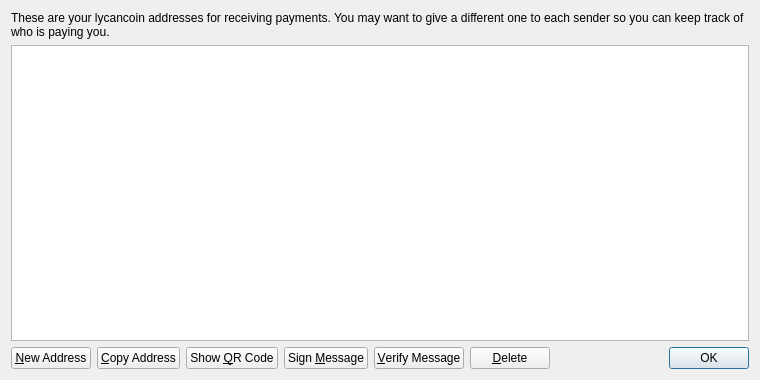
lycancoin/lycancoin-release, file src/qt/forms/addressbookpage.ui: the form before one commit.
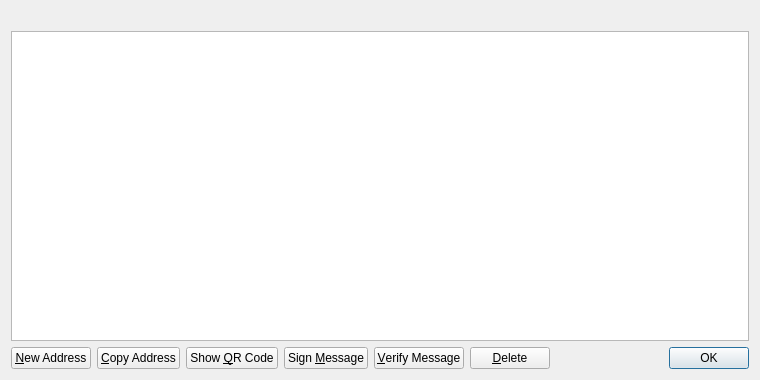
The form after the commit. Icons and pictures are not drawn.

What changed in the file:
```diff
--- a/src/qt/forms/addressbookpage.ui
+++ b/src/qt/forms/addressbookpage.ui
@@ -16,9 +16,6 @@
   <layout class="QVBoxLayout" name="verticalLayout">
    <item>
     <widget class="QLabel" name="labelExplanation">
-     <property name="text">
-      <string>These are your lycancoin addresses for receiving payments. You may want to give a different one to each sender so you can keep track of who is paying you.</string>
-     </property>
      <property name="textFormat">
       <enum>Qt::PlainText</enum>
      </property>
```
Left out of the diff: 6 changed lines with no effect on the pictures.
